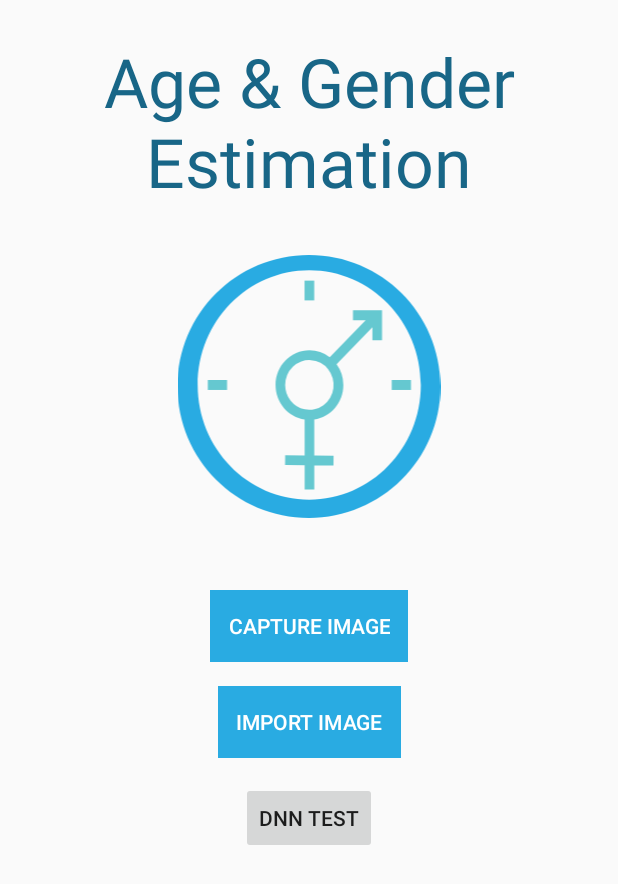
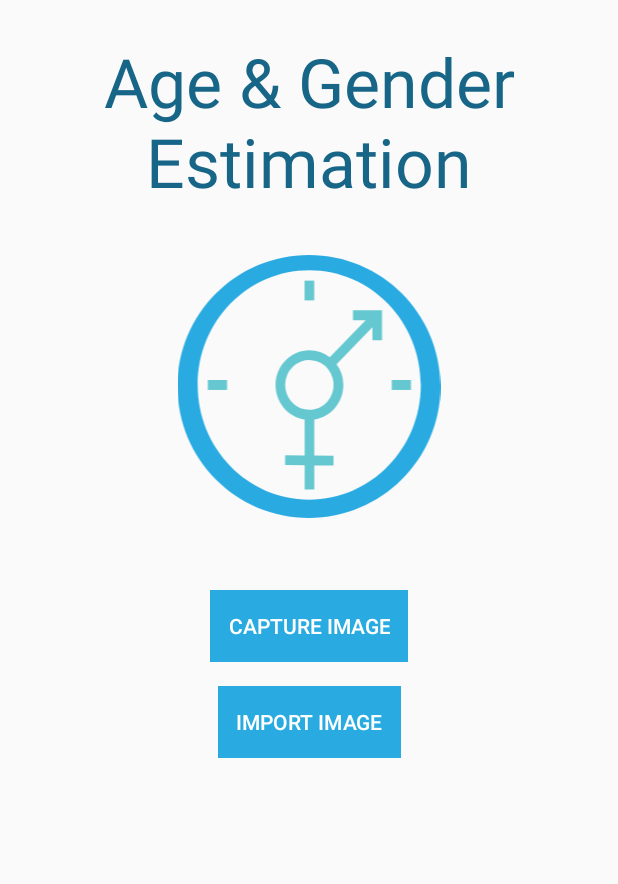
Before and after one commit to markstonehouse/Age-and-Gender-Estimation, an Android app: the screen it shows after launch (MainMenu), on a phone screen of 412 x 824 dp. Shown: the top 884 px of the screen. Run offline under Robolectric (Android 15) with nearby library versions, the phone set to English and light mode, and no system bars.

Commit message:
Removed 'DNN Test' button from main menu.

```diff
--- a/app/build.gradle
+++ b/app/build.gradle
@@ -4,7 +4,7 @@ android {
     compileSdkVersion 26
     defaultConfig {
         applicationId "com.example.mark.estimation"
-        minSdkVersion 21
+        minSdkVersion 22
         targetSdkVersion 26
         versionCode 1
         versionName "1.0"
@@ -37,6 +37,7 @@ dependencies {
     implementation 'com.android.support:appcompat-v7:26.1.0'
     implementation 'com.android.support.constraint:constraint-layout:1.0.2'
     implementation 'com.android.support:support-v4:26.1.0'
+    compile 'com.android.support:design:26.1.0'
     testImplementation 'junit:junit:4.12'
     androidTestImplementation 'com.android.support.test:runner:1.0.1'
     androidTestImplementation 'com.android.support.test.espresso:espresso-core:3.0.1'
--- a/app/src/main/AndroidManifest.xml
+++ b/app/src/main/AndroidManifest.xml
@@ -2,7 +2,7 @@
 <manifest xmlns:android="http://schemas.android.com/apk/res/android"
     package="com.example.mark.estimation">
 
-    <uses-sdk android:minSdkVersion="21" />
+    <uses-sdk android:minSdkVersion="22" />
 
     <supports-screens
         android:anyDensity="true"
--- a/app/src/main/java/com/example/mark/estimation/CaptureImageFragment.java
+++ b/app/src/main/java/com/example/mark/estimation/CaptureImageFragment.java
@@ -3,6 +3,7 @@ package com.example.mark.estimation;
 import android.app.Activity;
 import android.graphics.Bitmap;
 import android.os.Bundle;
+import android.support.design.widget.Snackbar;
 import android.support.v4.app.Fragment;
 import android.support.v4.content.ContextCompat;
 import android.util.Log;
@@ -144,6 +145,7 @@ public class CaptureImageFragment extends Fragment implements CameraBridgeViewBa
         } else if (extractedFace.length > 1) {
             Toast.makeText(getActivity(), "Multiple faces detected: "
                     + extractedFace.length, Toast.LENGTH_SHORT).show();
+//            Snackbar.make().show();
         } else {
             Toast.makeText(getActivity(), "No face detected.", Toast.LENGTH_SHORT).show();
         }
--- a/app/src/main/res/drawable-v24/arrow_back_black.xml
+++ b/app/src/main/res/drawable-v24/arrow_back_black.xml
@@ -1,4 +1,4 @@
 <vector android:height="24dp" android:viewportHeight="24.0"
     android:viewportWidth="24.0" android:width="24dp" xmlns:android="http://schemas.android.com/apk/res/android">
-    <path android:fillColor="#000000" android:pathData="M20,11H7.83l5.59,-5.59L12,4l-8,8 8,8 1.41,-1.41L7.83,13H20v-2z"/>
+    <path android:fillColor="@color/colorPrimary" android:pathData="M20,11H7.83l5.59,-5.59L12,4l-8,8 8,8 1.41,-1.41L7.83,13H20v-2z"/>
 </vector>
--- a/app/src/main/res/layout/activity_main_menu.xml
+++ b/app/src/main/res/layout/activity_main_menu.xml
@@ -73,21 +73,6 @@
                 app:layout_constraintStart_toStartOf="parent"
                 app:layout_constraintTop_toBottomOf="@+id/btn_captureImage" />
 
-            <Button
-                android:id="@+id/btn_dnnTest"
-                android:layout_width="wrap_content"
-                android:layout_height="wrap_content"
-                android:layout_marginBottom="32dp"
-                android:layout_marginEnd="8dp"
-                android:layout_marginStart="8dp"
-                android:layout_marginTop="16dp"
-                android:text="@string/dnn_test_text"
-                android:visibility="visible"
-                app:layout_constraintBottom_toBottomOf="parent"
-                app:layout_constraintEnd_toEndOf="parent"
-                app:layout_constraintStart_toStartOf="parent"
-                app:layout_constraintTop_toBottomOf="@+id/btn_importImage" />
-
         </android.support.constraint.ConstraintLayout>
     </ScrollView>
 
--- a/app/src/main/res/layout/fragment_capture_image.xml
+++ b/app/src/main/res/layout/fragment_capture_image.xml
@@ -23,6 +23,7 @@
         android:layout_width="wrap_content"
         android:layout_height="wrap_content"
         android:layout_marginStart="16dp"
+        android:backgroundTint="@color/colorPrimaryDark"
         app:layout_constraintStart_toStartOf="@+id/toolbar_captureImage"
         app:layout_constraintTop_toTopOf="@+id/toolbar_captureImage"
         app:layout_constraintBottom_toBottomOf="@+id/toolbar_captureImage"
@@ -54,7 +55,7 @@
         android:id="@+id/btn_extractFace"
         android:layout_width="wrap_content"
         android:layout_height="wrap_content"
-        android:layout_marginBottom="24dp"
+        android:layout_marginBottom="48dp"
         android:layout_marginEnd="8dp"
         android:layout_marginStart="8dp"
         android:clickable="false"
```
Also changed, not shown: 3 other files.
